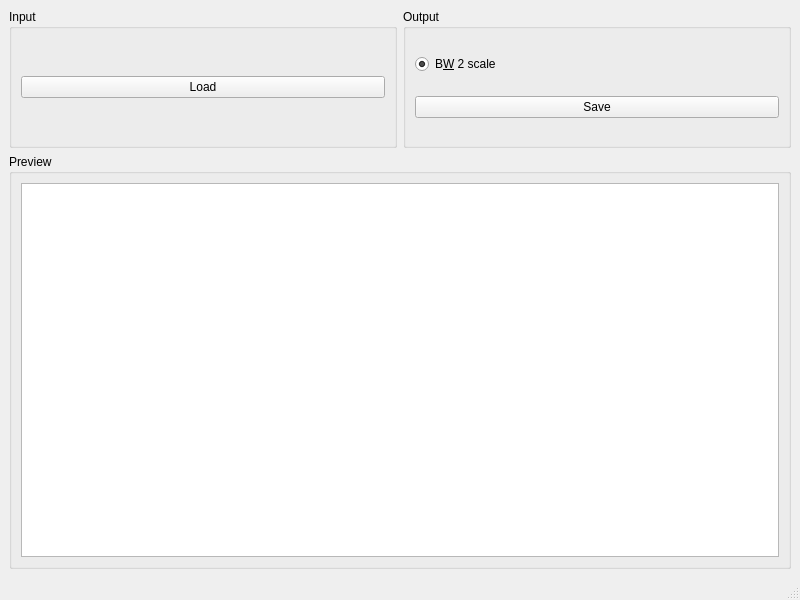
Before: the Qt Designer form mainwindow.ui in bestel74/ImageToStruct, drawn with Qt 5.
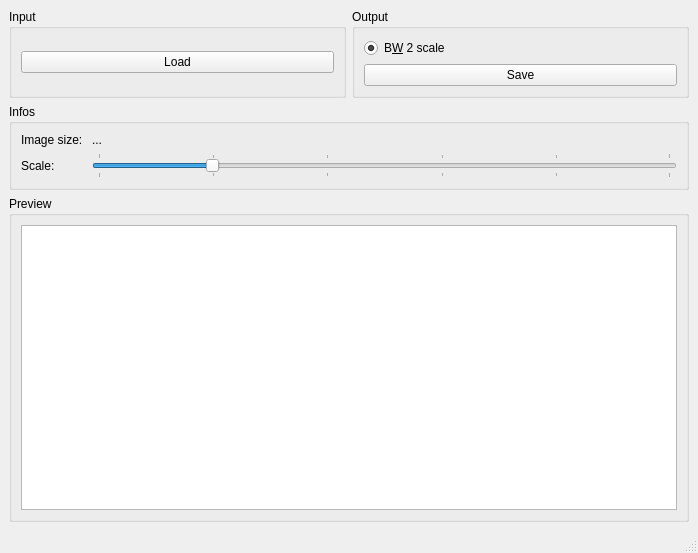
After: the same form once the commit is applied.

Patch:
```diff
--- a/mainwindow.ui
+++ b/mainwindow.ui
@@ -6,8 +6,8 @@
    <rect>
     <x>0</x>
     <y>0</y>
-    <width>800</width>
-    <height>600</height>
+    <width>698</width>
+    <height>553</height>
    </rect>
   </property>
   <property name="windowTitle">
@@ -15,34 +15,14 @@
   </property>
   <widget class="QWidget" name="centralwidget">
    <layout class="QGridLayout" name="gridLayout_2">
-    <item row="0" column="1">
-     <widget class="QGroupBox" name="gb_output">
-      <property name="title">
-       <string>Output</string>
-      </property>
-      <layout class="QGridLayout" name="gridLayout">
-       <item row="1" column="0">
-        <widget class="QPushButton" name="pb_save">
-         <property name="text">
-          <string>Save</string>
-         </property>
-        </widget>
-       </item>
-       <item row="0" column="0">
-        <widget class="QRadioButton" name="rb_BW_2scale">
-         <property name="text">
-          <string>B&amp;W 2 scale</string>
-         </property>
-         <property name="checked">
-          <bool>true</bool>
-         </property>
-        </widget>
-       </item>
-      </layout>
-     </widget>
-    </item>
-    <item row="1" column="0" rowspan="3" colspan="2">
+    <item row="2" column="0" rowspan="3" colspan="2">
      <widget class="QGroupBox" name="gb_preview">
+      <property name="sizePolicy">
+       <sizepolicy hsizetype="Preferred" vsizetype="Expanding">
+        <horstretch>0</horstretch>
+        <verstretch>0</verstretch>
+       </sizepolicy>
+      </property>
       <property name="title">
        <string>Preview</string>
       </property>
@@ -55,6 +35,12 @@
     </item>
     <item row="0" column="0">
      <widget class="QGroupBox" name="gb_input">
+      <property name="sizePolicy">
+       <sizepolicy hsizetype="Preferred" vsizetype="Minimum">
+        <horstretch>0</horstretch>
+        <verstretch>0</verstretch>
+       </sizepolicy>
+      </property>
       <property name="title">
        <string>Input</string>
       </property>
@@ -69,6 +55,117 @@
       </layout>
      </widget>
     </item>
+    <item row="0" column="1">
+     <widget class="QGroupBox" name="gb_output">
+      <property name="sizePolicy">
+       <sizepolicy hsizetype="Preferred" vsizetype="Maximum">
+        <horstretch>0</horstretch>
+        <verstretch>0</verstretch>
+       </sizepolicy>
+      </property>
+      <property name="title">
+       <string>Output</string>
+      </property>
+      <layout class="QGridLayout" name="gridLayout">
+       <item row="1" column="0">
+        <widget class="QPushButton" name="pb_save">
+         <property name="text">
+          <string>Save</string>
+         </property>
+        </widget>
+       </item>
+       <item row="0" column="0">
+        <widget class="QRadioButton" name="rb_BW_2scale">
+         <property name="text">
+          <string>B&amp;W 2 scale</string>
+         </property>
+         <property name="checked">
+          <bool>true</bool>
+         </property>
+        </widget>
+       </item>
+      </layout>
+     </widget>
+    </item>
+    <item row="1" column="0" colspan="2">
+     <widget class="QGroupBox" name="gb_infos">
+      <property name="sizePolicy">
+       <sizepolicy hsizetype="Preferred" vsizetype="Maximum">
+        <horstretch>0</horstretch>
+        <verstretch>0</verstretch>
+       </sizepolicy>
+      </property>
+      <property name="title">
+       <string>Infos</string>
+      </property>
+      <layout class="QGridLayout" name="gridLayout_5">
+       <item row="0" column="0">
+        <widget class="QLabel" name="l_str_image_size">
+         <property name="sizePolicy">
+          <sizepolicy hsizetype="Maximum" vsizetype="Preferred">
+           <horstretch>0</horstretch>
+           <verstretch>0</verstretch>
+          </sizepolicy>
+         </property>
+         <property name="text">
+          <string>Image size: </string>
+         </property>
+        </widget>
+       </item>
+       <item row="1" column="0">
+        <widget class="QLabel" name="l_str_image_scale">
+         <property name="sizePolicy">
+          <sizepolicy hsizetype="Maximum" vsizetype="Preferred">
+           <horstretch>0</horstretch>
+           <verstretch>0</verstretch>
+          </sizepolicy>
+         </property>
+         <property name="text">
+          <string>Scale:</string>
+         </property>
+        </widget>
+       </item>
+       <item row="1" column="1" colspan="2">
+        <widget class="QSlider" name="slider_scale">
+         <property name="minimum">
+          <number>1</number>
+         </property>
+         <property name="maximum">
+          <number>500</number>
+         </property>
+         <property name="singleStep">
+          <number>10</number>
+         </property>
+         <property name="pageStep">
+          <number>10</number>
+         </property>
+         <property name="value">
+          <number>100</number>
+         </property>
+         <property name="sliderPosition">
+          <number>100</number>
+         </property>
+         <property name="orientation">
+          <enum>Qt::Horizontal</enum>
+         </property>
+         <property name="tickPosition">
+          <enum>QSlider::TicksBothSides</enum>
+         </property>
+         <property name="tickInterval">
+          <number>100</number>
+         </property>
+        </widget>
+       </item>
+       <item row="0" column="1" colspan="2">
+        <widget class="QLabel" name="l_image_size">
+         <property name="text">
+          <string>...</string>
+         </property>
+        </widget>
+       </item>
+      </layout>
+     </widget>
+    </item>
    </layout>
   </widget>
   <widget class="QMenuBar" name="menubar">
```
Left out of the diff: 2 changed lines with no effect on the pictures.
